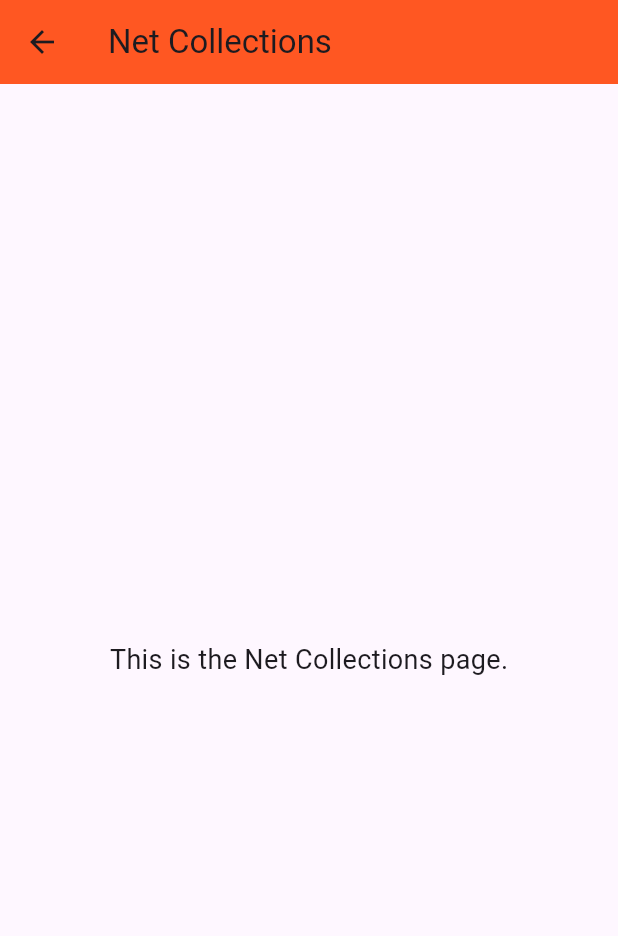
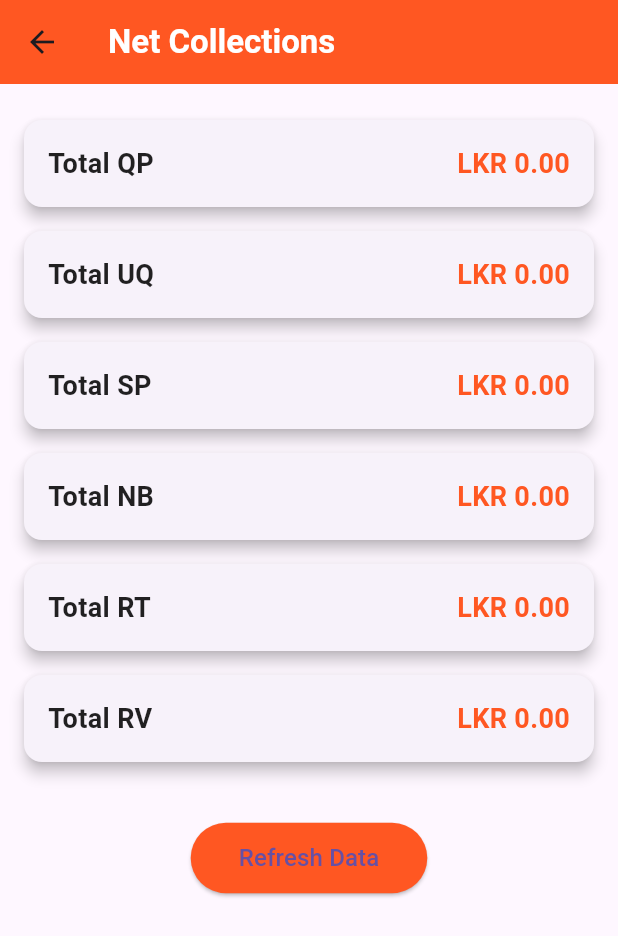
Before and after one commit to menuzhewage/MoneyBestro, a Flutter app: the CollectionPage screen opened directly, after a tap on "Go to Net Collections", on a phone screen of 412 x 824 dp. Shown: the top 936 px of the screen. Run offline on Flutter 3.47's test engine with Material 3 defaults, Android fonts, the phone set to English and light mode, and no system bars; our stand-ins replace cloud_firestore, firebase_auth, firebase_core, hive, hive_flutter, permission_handler; accounts and stored records are empty.

Commit message:
third commit

```diff
--- a/lib/features/collection_page.dart
+++ b/lib/features/collection_page.dart
@@ -6,8 +6,9 @@ import 'package:intl/intl.dart';
 import 'package:path_provider/path_provider.dart';
 import 'package:pdf/widgets.dart' as pw;
 import 'dart:io';
-import '../screens/net_collections_page.dart';
 import 'package:permission_handler/permission_handler.dart';
+
+import 'net_collections_page.dart';
 
 class CollectionPage extends StatefulWidget {
   const CollectionPage({super.key});
@@ -45,21 +46,6 @@ class _CollectionPageState extends State<CollectionPage> {
     _loadCollections();
   }
 
-  void _loadCollections() {
-    setState(() {
-      collections = collectionBox.values.toList();
-      filteredCollections = collections.where((collection) {
-        return collection.name!
-                .toLowerCase()
-                .contains(searchQuery.toLowerCase()) ||
-            collection.date!.contains(searchQuery);
-      }).toList();
-
-      totalCollectionsAmount =
-          collections.fold(0.0, (sum, item) => sum + (item.amount ?? 0.0));
-    });
-  }
-
   Future<void> _deleteCollection(int index) async {
     await collectionBox.deleteAt(index);
     _loadCollections();
@@ -71,7 +57,6 @@ class _CollectionPageState extends State<CollectionPage> {
   }
 
   Future<void> _generatePDF() async {
-    // Request permissions first
     await _requestPermissions();
 
     final pdf = pw.Document();
@@ -348,6 +333,7 @@ class _CollectionPageState extends State<CollectionPage> {
               builder: (context) =>
                   AddCollectionPage(onAddCollection: (newCollection) {
                 _loadCollections();
+                _addNewCollection(newCollection);
               }),
             ),
           );
@@ -357,4 +343,27 @@ class _CollectionPageState extends State<CollectionPage> {
       ),
     );
   }
+
+  void _addNewCollection(Collection newCollection) {
+    setState(() {
+      collections.add(newCollection);
+      filteredCollections.add(newCollection);
+      totalCollectionsAmount += newCollection.amount ?? 0.0;
+    });
+  }
+
+  void _loadCollections() {
+    setState(() {
+      collections = collectionBox.values.toList();
+      filteredCollections = collections.where((collection) {
+        return collection.name!
+                .toLowerCase()
+                .contains(searchQuery.toLowerCase()) ||
+            collection.date!.contains(searchQuery);
+      }).toList();
+
+      totalCollectionsAmount =
+          collections.fold(0.0, (sum, item) => sum + (item.amount ?? 0.0));
+    });
+  }
 }
--- /dev/null
+++ b/lib/features/net_collections_page.dart
@@ -0,0 +1,157 @@
+import 'package:flutter/material.dart';
+import 'package:hive/hive.dart';
+import '../models/collections.dart';
+
+class NetCollectionsPage extends StatefulWidget {
+  const NetCollectionsPage({super.key});
+
+  @override
+  State<NetCollectionsPage> createState() => _NetCollectionsPageState();
+}
+
+class _NetCollectionsPageState extends State<NetCollectionsPage> {
+  late Box<Collection> collectionBox;
+  double totalQp = 0.0;
+  double totalUq = 0.0;
+  double totalSp = 0.0;
+  double totalNb = 0.0;
+  double totalRt = 0.0;
+  double totalRv = 0.0;
+  bool isLoading = true;
+
+  @override
+  void initState() {
+    super.initState();
+    _initializeBox();
+  }
+
+  Future<void> _initializeBox() async {
+    collectionBox = await Hive.openBox<Collection>('collections');
+    _loadNetCollections();
+  }
+
+  Future<void> _loadNetCollections() async {
+    setState(() {
+      isLoading = true;
+    });
+
+    double qpSum = 0.0;
+    double uqSum = 0.0;
+    double spSum = 0.0;
+    double nbSum = 0.0;
+    double rtSum = 0.0;
+    double rvSum = 0.0;
+
+    for (var collection in collectionBox.values) {
+      qpSum += double.tryParse(collection.qp) ?? 0.0;
+      uqSum += double.tryParse(collection.uq) ?? 0.0;
+      spSum += double.tryParse(collection.sp) ?? 0.0;
+      nbSum += double.tryParse(collection.nb) ?? 0.0;
+      rtSum += double.tryParse(collection.rt) ?? 0.0;
+      rvSum += double.tryParse(collection.rv) ?? 0.0;
+    }
+
+    setState(() {
+      totalQp = qpSum;
+      totalUq = uqSum;
+      totalSp = spSum;
+      totalNb = nbSum;
+      totalRt = rtSum;
+      totalRv = rvSum;
+      isLoading = false;
+    });
+  }
+
+  @override
+  Widget build(BuildContext context) {
+    return Scaffold(
+      appBar: AppBar(
+        backgroundColor: Colors.deepOrange,
+        title: const Text(
+          'Net Collections',
+          style: TextStyle(fontWeight: FontWeight.bold, color: Colors.white),
+        ),
+      ),
+      body: Padding(
+        padding: const EdgeInsets.all(16.0),
+        child: Column(
+          crossAxisAlignment: CrossAxisAlignment.start,
+          children: [
+            if (isLoading)
+              Center(
+                child: CircularProgressIndicator(),
+              )
+            else ...[
+              _buildCard('Total QP', totalQp),
+              _buildCard('Total UQ', totalUq),
+              _buildCard('Total SP', totalSp),
+              _buildCard('Total NB', totalNb),
+              _buildCard('Total RT', totalRt),
+              _buildCard('Total RV', totalRv),
+            ],
+            const SizedBox(height: 32),
+            Center(
+              child: ElevatedButton(
+                onPressed: _loadNetCollections,
+                style: ElevatedButton.styleFrom(
+                  padding: const EdgeInsets.symmetric(
+                    horizontal: 32,
+                    vertical: 12,
+                  ),
+                  backgroundColor: Colors.deepOrange,
+                  shape: RoundedRectangleBorder(
+                    borderRadius: BorderRadius.circular(30),
+                  ),
+                ),
+                child: const Text(
+                  'Refresh Data',
+                  style: TextStyle(fontSize: 16),
+                ),
+              ),
+            ),
+          ],
+        ),
+      ),
+    );
+  }
+
+  Widget _buildCard(String title, double amount) {
+    return Card(
+      elevation: 4,
+      margin: const EdgeInsets.symmetric(vertical: 8),
+      shape: RoundedRectangleBorder(
+        borderRadius: BorderRadius.circular(12),
+      ),
+      child: Padding(
+        padding: const EdgeInsets.all(16.0),
+        child: Row(
+          mainAxisAlignment: MainAxisAlignment.spaceBetween,
+          children: [
+            Text(
+              title,
+              style: const TextStyle(
+                fontSize: 18,
+                fontWeight: FontWeight.bold,
+                color: Colors.black87,
+              ),
+            ),
+            Text(
+              'LKR ${amount.toStringAsFixed(2)}',
+              style: const TextStyle(
+                fontSize: 18,
+                fontWeight: FontWeight.bold,
+                color: Colors.deepOrange,
+              ),
+            ),
+          ],
+        ),
+      ),
+    );
+  }
+
+  @override
+  void dispose() {
+    collectionBox.close();
+    super.dispose();
+  }
+}
--- a/lib/screens/add_collection_page.dart
+++ b/lib/screens/add_collection_page.dart
@@ -51,6 +51,81 @@ class _AddCollectionPageState extends State<AddCollectionPage> {
     return null;
   }
 
+  // void submitForm() async {
+  //   if (formKey.currentState!.validate()) {
+  //     final double? amount = double.tryParse(amountController.text);
+  //     if (amount == null) {
+  //       ScaffoldMessenger.of(context).showSnackBar(
+  //         const SnackBar(content: Text('Amount must be a valid number')),
+  //       );
+  //       return;
+  //     }
+
+  //     if (selectedDate == null) {
+  //       ScaffoldMessenger.of(context).showSnackBar(
+  //         const SnackBar(content: Text('Please select a date')),
+  //       );
+  //       return;
+  //     }
+
+  //     final box = await Hive.openBox<Collection>('collections');
+  //     final existingCollection = box.values
+  //         .where((collection) =>
+  //             collection.name == nameController.text.trim() &&
+  //             collection.date == DateFormat('yyyy-MM-dd').format(selectedDate!))
+  //         .toList();
+
+  //     if (existingCollection.isNotEmpty) {
+  //       ScaffoldMessenger.of(context).showSnackBar(
+  //         const SnackBar(content: Text('This collection already exists')),
+  //       );
+  //       return;
+  //     }
+
+  //     final collectionData = Collection(
+  //       name: nameController.text.trim(),
+  //       amount: amount,
+  //       qp: qpController.text.trim().isNotEmpty
+  //           ? qpController.text.trim()
+  //           : 'N/A',
+  //       uq: uqController.text.trim().isNotEmpty
+  //           ? uqController.text.trim()
+  //           : 'N/A',
+  //       sp: spController.text.trim().isNotEmpty
+  //           ? spController.text.trim()
+  //           : 'N/A',
+  //       nb: nbController.text.trim().isNotEmpty
+  //           ? nbController.text.trim()
+  //           : 'N/A',
+  //       rt: rtController.text.trim().isNotEmpty
+  //           ? rtController.text.trim()
+  //           : 'N/A',
+  //       rv: rvController.text.trim().isNotEmpty
+  //           ? rvController.text.trim()
+  //           : 'N/A',
+  //       date: DateFormat('yyyy-MM-dd').format(selectedDate!),
+  //     );
+
+  //     await box.add(collectionData);
+
+  //     formKey.currentState!.reset();
+  //     nameController.clear();
+  //     amountController.clear();
+  //     qpController.clear();
+  //     uqController.clear();
+  //     spController.clear();
+  //     nbController.clear();
+  //     rtController.clear();
+  //     rvController.clear();
+  //     selectedDate = null;
+
+  //     ScaffoldMessenger.of(context).showSnackBar(
+  //       const SnackBar(content: Text('Collection added successfully!')),
+  //     );
+
+  //     Navigator.pop(context);
+  //   }
+  // }
   void submitForm() async {
     if (formKey.currentState!.validate()) {
       final double? amount = double.tryParse(amountController.text);
@@ -68,7 +143,6 @@ class _AddCollectionPageState extends State<AddCollectionPage> {
         return;
       }
 
-      // Open the Hive box to check for duplicates
       final box = await Hive.openBox<Collection>('collections');
       final existingCollection = box.values
           .where((collection) =>
@@ -83,7 +157,6 @@ class _AddCollectionPageState extends State<AddCollectionPage> {
         return;
       }
 
-      // Create the Collection object
       final collectionData = Collection(
         name: nameController.text.trim(),
         amount: amount,
@@ -108,10 +181,12 @@ class _AddCollectionPageState extends State<AddCollectionPage> {
         date: DateFormat('yyyy-MM-dd').format(selectedDate!),
       );
 
-      // Save the Collection object to Hive
-      await box.add(collectionData); // Adding the collection
+      await box.add(collectionData);
 
-      // Reset form
+      // Call the onAddCollection callback to update the parent state
+      widget.onAddCollection(collectionData);
+
+      // Reset form fields
       formKey.currentState!.reset();
       nameController.clear();
       amountController.clear();
--- a/lib/screens/net_collections_page.dart
+++ /dev/null
@@ -1,21 +0,0 @@
-import 'package:flutter/material.dart';
-
-class NetCollectionsPage extends StatelessWidget {
-  const NetCollectionsPage({super.key});
-
-  @override
-  Widget build(BuildContext context) {
-    return Scaffold(
-      appBar: AppBar(
-        title: const Text('Net Collections'),
-        backgroundColor: Colors.deepOrange,
-      ),
-      body: const Center(
-        child: Text(
-          'This is the Net Collections page.',
-          style: TextStyle(fontSize: 18),
-        ),
-      ),
-    );
-  }
-}
```
